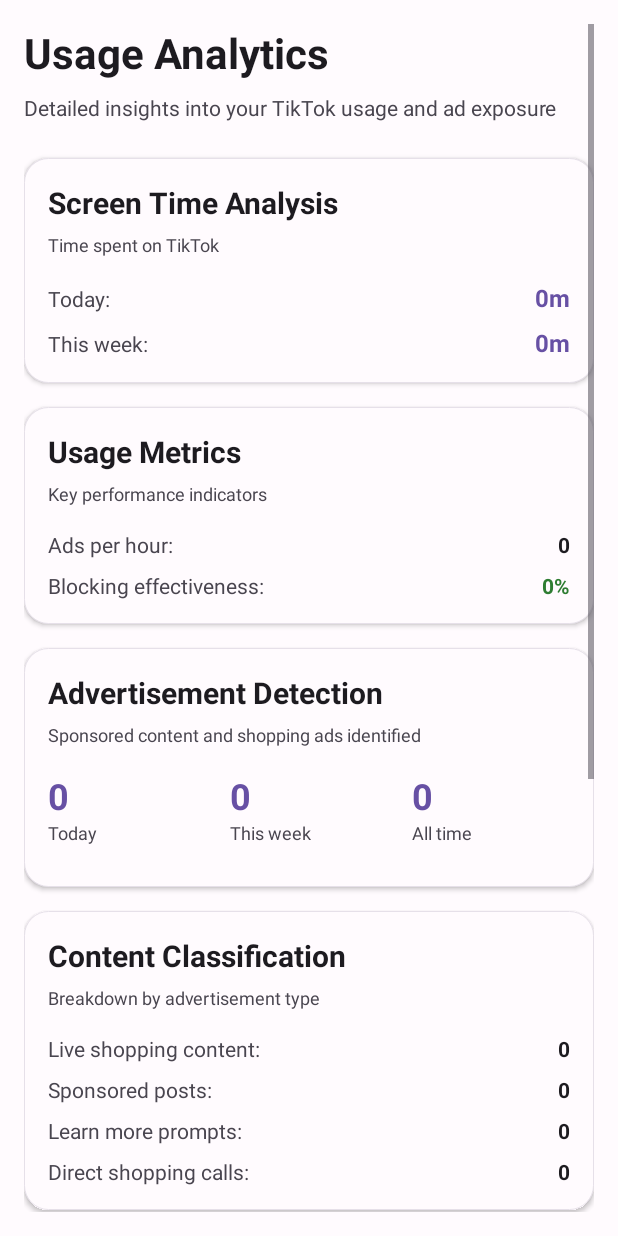
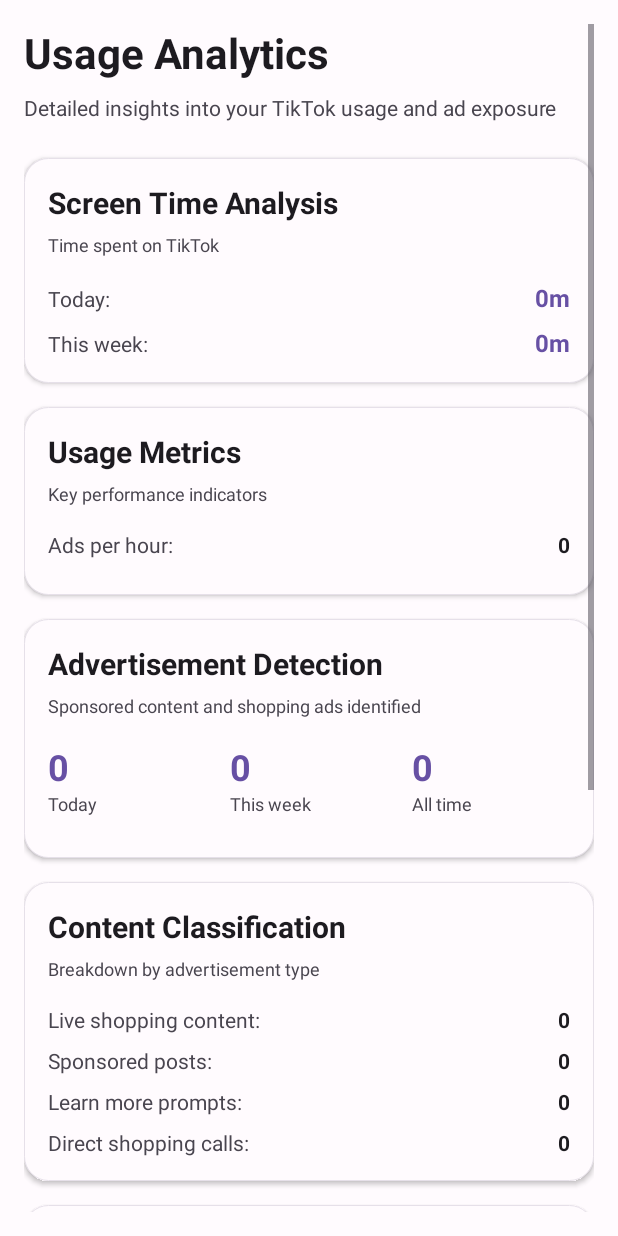
Before and after one commit to leothelindo/shopblockr, an Android app: the AnalyticsActivity screen opened directly, with no data from a screen before it, on a phone screen of 412 x 824 dp. Run offline under Robolectric (Android 15) with nearby library versions, the phone set to English and light mode, and no system bars.

Commit message:
minor updates to UI

```diff
--- a/app/src/main/java/com/focusguard/adblocker/AnalyticsActivity.kt
+++ b/app/src/main/java/com/focusguard/adblocker/AnalyticsActivity.kt
@@ -76,7 +76,6 @@ class AnalyticsActivity : AppCompatActivity() {
             (analyticsData.dailyAdsSeen.toDouble() / (analyticsData.dailyScreenTimeMinutes / 60.0))
         } else 0.0
         findViewById<TextView>(R.id.ads_per_hour).text = decimalFormat.format(avgAdsPerHour)
-        findViewById<TextView>(R.id.blocking_effectiveness).text = "${decimalFormat.format(analyticsData.blockingEffectiveness)}%"
 
         // Ad counts
         findViewById<TextView>(R.id.today_ads_count).text = "${analyticsData.dailyAdsSeen}"
@@ -223,7 +222,6 @@ class AnalyticsActivity : AppCompatActivity() {
 
         // Show available data (ads seen, etc.)
         findViewById<TextView>(R.id.ads_per_hour).text = "N/A"
-        findViewById<TextView>(R.id.blocking_effectiveness).text = "${decimalFormat.format(analyticsData.blockingEffectiveness)}%"
 
         // Ad counts (these work without usage permission)
         findViewById<TextView>(R.id.today_ads_count).text = "${analyticsData.dailyAdsSeen}"
--- a/app/src/main/res/layout/activity_analytics.xml
+++ b/app/src/main/res/layout/activity_analytics.xml
@@ -167,27 +167,6 @@
 
             </LinearLayout>
 
-            <LinearLayout
-                android:layout_width="match_parent"
-                android:layout_height="wrap_content"
-                android:orientation="horizontal">
-
-                <TextView
-                    android:layout_width="0dp"
-                    android:layout_height="wrap_content"
-                    android:layout_weight="1"
-                    android:text="Blocking effectiveness:"
-                    android:textColor="@color/text_secondary" />
-
-                <TextView
-                    android:id="@+id/blocking_effectiveness"
-                    android:layout_width="wrap_content"
-                    android:layout_height="wrap_content"
-                    android:text="0%"
-                    android:textColor="@color/success"
-                    android:textStyle="bold" />
-
-            </LinearLayout>
 
         </LinearLayout>
 
```
Also changed, not shown: app/src/main/java/com/focusguard/adblocker/MainActivity.kt (+16 -0 lines), app/src/main/java/com/focusguard/adblocker/SettingsActivity.kt (+16 -0 lines), app/src/main/res/layout/activity_main_modern.xml (+13 -0 lines), app/src/main/res/layout/activity_settings.xml (+13 -2 lines), 74 other files.
